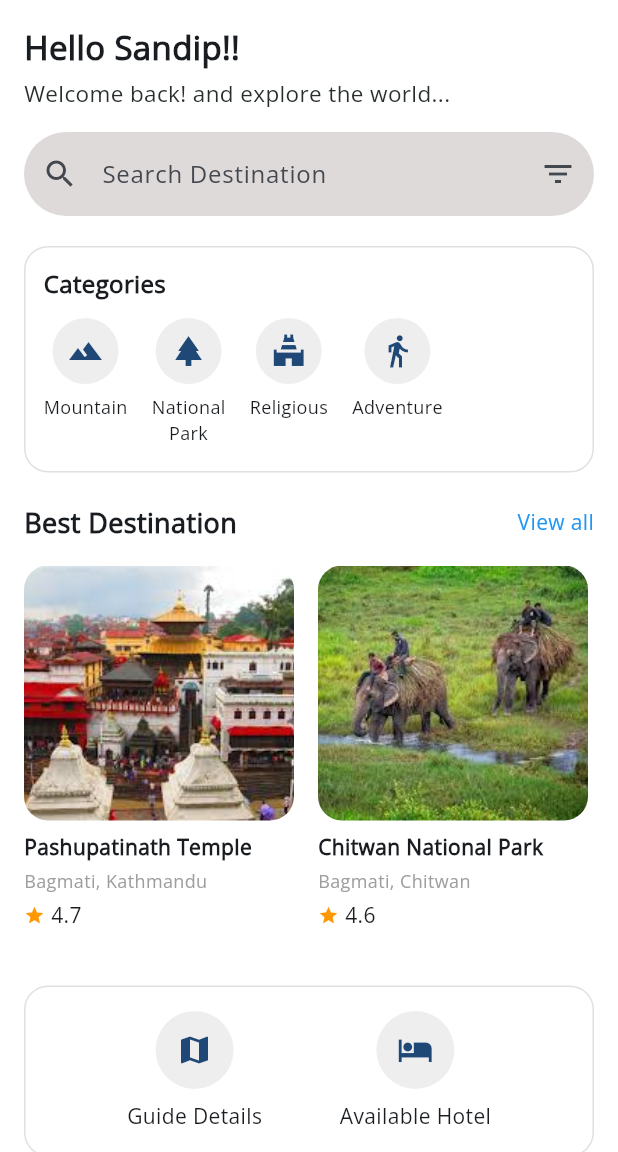
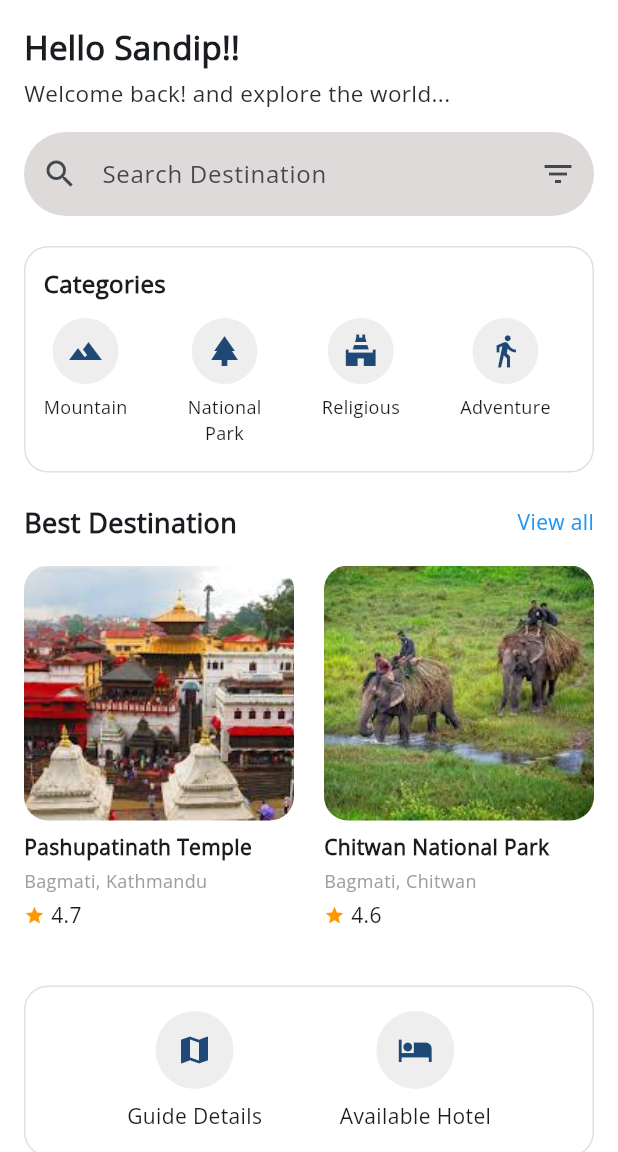
Before and after one commit to SandipKandel0/nepalexplorer, a Flutter app: the DashboardScreen screen opened directly, on a phone screen of 412 x 824 dp, the part 84-1236 px from its top. Run offline on Flutter 3.47's test engine with Material 3 defaults, Android fonts, the phone set to English and light mode, and no system bars.

Commit message:
Clean architecture

```diff
--- a/lib/app.dart
+++ b/lib/app.dart
@@ -1,7 +1,7 @@
 import 'package:flutter/material.dart';
 import 'package:nepalexplorer/screens/bottom_nav.dart';
 import 'package:nepalexplorer/theme/theme_data.dart';
-import 'screens/splash_screen.dart';
+import 'features/splash/presentation/pages/splash_screen.dart';
 import 'screens/onboarding_screen.dart';
 import 'screens/login_screen.dart';
 import 'screens/register_screen.dart';
--- a/lib/screens/dashboard_screen.dart
+++ b/lib/screens/dashboard_screen.dart
@@ -102,7 +102,7 @@ class DashboardScreen extends StatelessWidget {
                         final item = categories[index];
                         return CategoryItem(icon: item['icon'], label: item['label']);
                       },
-                      separatorBuilder: (context, index) => const SizedBox(width: 16),
+                      separatorBuilder: (context, index) => const SizedBox(width: 40),
                     ),
                   ),
                 ],
@@ -123,7 +123,7 @@ class DashboardScreen extends StatelessWidget {
               child: ListView.separated(
                 scrollDirection: Axis.horizontal,
                 itemCount: destinations.length,
-                separatorBuilder: (context, index) => const SizedBox(width: 16),
+                separatorBuilder: (context, index) => const SizedBox(width: 20),
                 itemBuilder: (context, index) {
                   final item = destinations[index];
                   return DestinationCard(
```
Also changed, not shown: pubspec.yaml (+43 -0 lines), lib/app/app.dart (added), lib/features/splash/presentation/pages/splash_screen.dart (renamed from lib/screens/splash_screen.dart), pubspec.lock.
